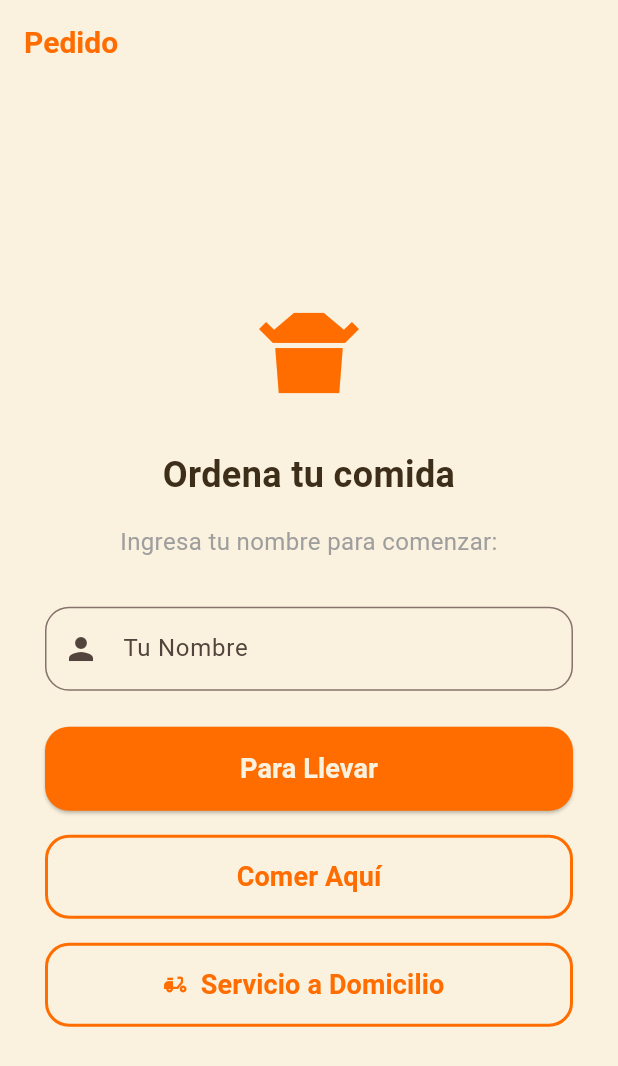
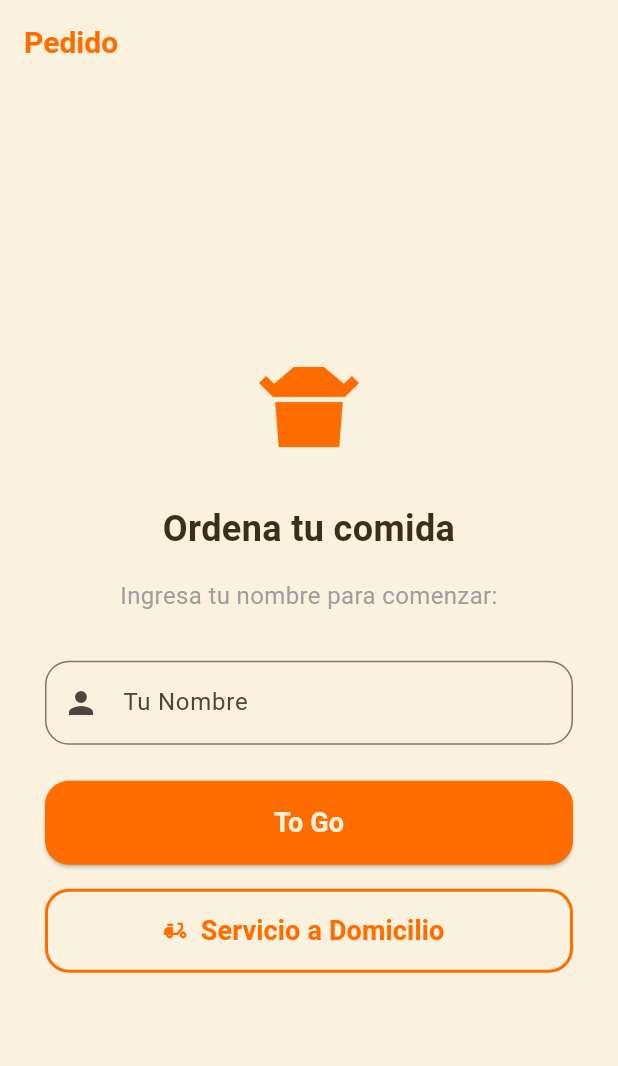
Before and after one commit to gorditasmh2020rigoberto/restaurant, a Flutter app: the ClientHomeView screen opened by its route, on a phone screen of 412 x 824 dp. Shown: the top 1066 px of the screen. Run offline on Flutter 3.47's test engine with Material 3 defaults, Android fonts, the phone set to English and light mode, and no system bars; our stand-ins replace audioplayers, image_picker, pdf, printing, qr_flutter, shared_preferences and 1 more; missing offline and left inert: dart:html, dart:js, dart:js_interop, dart:ui_web; accounts and stored records are empty; key blocks and very long unbroken strings in the code were emptied for the run.

Commit message:
fix(cliente): quitar "Comer Aquí" y regresar el botón a "To Go"
- Quita la opción "Comer Aquí" del home del cliente. Ese flujo lo
  maneja el mesero desde Comandas; el cliente solo necesita pedir
  Para Llevar o a Domicilio.
- Regresa el botón principal a "To Go" (revierte el cambio del
  PR #227 — el negocio quiere mantener ese término en ese botón).

Co-Authored-By: Claude Opus 4.7 <noreply@anthropic.com>

```diff
--- a/lib/views/client_home_view.dart
+++ b/lib/views/client_home_view.dart
@@ -40,6 +40,7 @@ class _ClientHomeViewState extends State<ClientHomeView> {
     );
   }
 
+  // ignore: unused_element
   Future<void> _onDineInTap() async {
     if (nameController.text.trim().isEmpty) {
       ScaffoldMessenger.of(context).showSnackBar(
@@ -312,23 +313,7 @@ class _ClientHomeViewState extends State<ClientHomeView> {
                     shape: RoundedRectangleBorder(
                         borderRadius: BorderRadius.circular(16)),
                   ),
-                  child: const Text('Para Llevar',
-                      style: TextStyle(
-                          fontSize: 18, fontWeight: FontWeight.bold)),
-                ),
-                const SizedBox(height: 16),
-                OutlinedButton(
-                  onPressed: _onDineInTap,
-                  style: OutlinedButton.styleFrom(
-                    minimumSize: const Size.fromHeight(56),
-                    side: BorderSide(
-                        color: Theme.of(context).colorScheme.primary,
-                        width: 2),
-                    foregroundColor: Theme.of(context).colorScheme.primary,
-                    shape: RoundedRectangleBorder(
-                        borderRadius: BorderRadius.circular(16)),
-                  ),
-                  child: const Text('Comer Aquí',
+                  child: const Text('To Go',
                       style: TextStyle(
                           fontSize: 18, fontWeight: FontWeight.bold)),
                 ),
```
